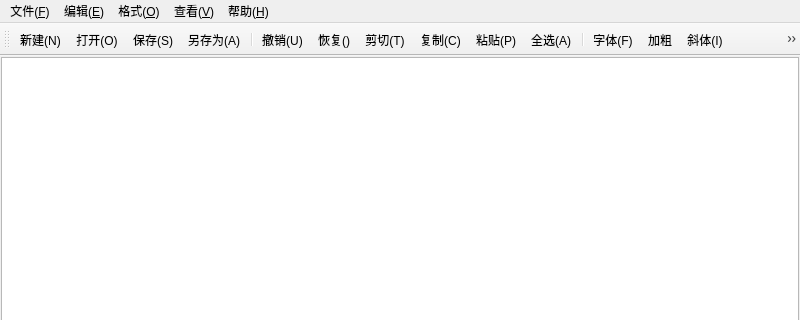
First picture: the form in lab2/mainwindow.ui, repository XIovenn/QtProject, before the edit; both pictures show x 0 to 800 and y 0 to 320 of the 800 by 600 pixel window.
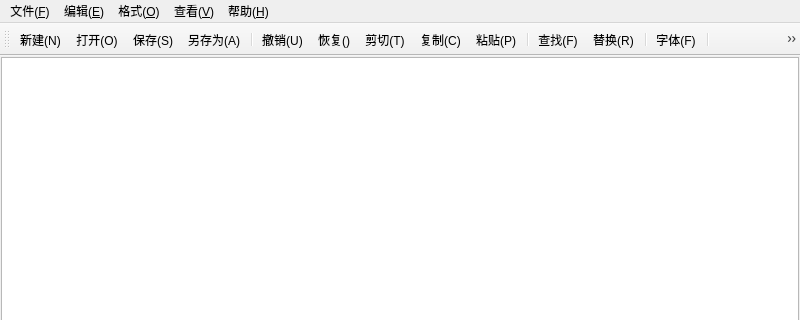
Second picture: the form after the edit. Icons and pictures are not drawn.

Patch:
```diff
--- a/lab2/mainwindow.ui
+++ b/lab2/mainwindow.ui
@@ -116,16 +116,12 @@
    <addaction name="actionCut"/>
    <addaction name="actionCopy"/>
    <addaction name="actionPaste"/>
-   <addaction name="actionSelectAll"/>
-   <addaction name="separator"/>
-   <addaction name="actionFont"/>
-   <addaction name="actionBold"/>
-   <addaction name="actionItalic"/>
-   <addaction name="actionUnderline"/>
    <addaction name="separator"/>
    <addaction name="actionFind"/>
    <addaction name="actionReplace"/>
    <addaction name="separator"/>
+   <addaction name="actionFont"/>
+   <addaction name="separator"/>
    <addaction name="actionWordWrap"/>
    <addaction name="actionToolbar"/>
    <addaction name="actionStatusbar"/>
@@ -479,7 +475,7 @@
      <normaloff>:/img/info.png</normaloff>:/img/info.png</iconset>
    </property>
    <property name="text">
-    <string>关于</string>
+    <string>关于(&amp;A)</string>
    </property>
    <property name="toolTip">
     <string>关于</string>
```
Left out of the diff: 75 changed lines with no effect on the pictures.
